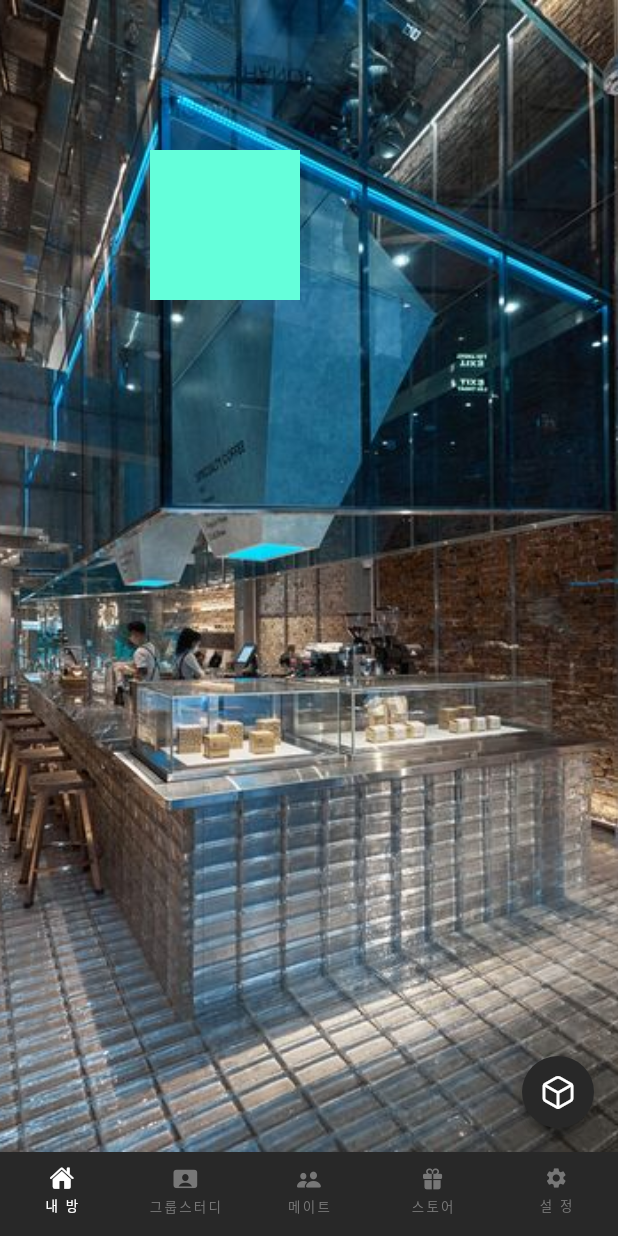
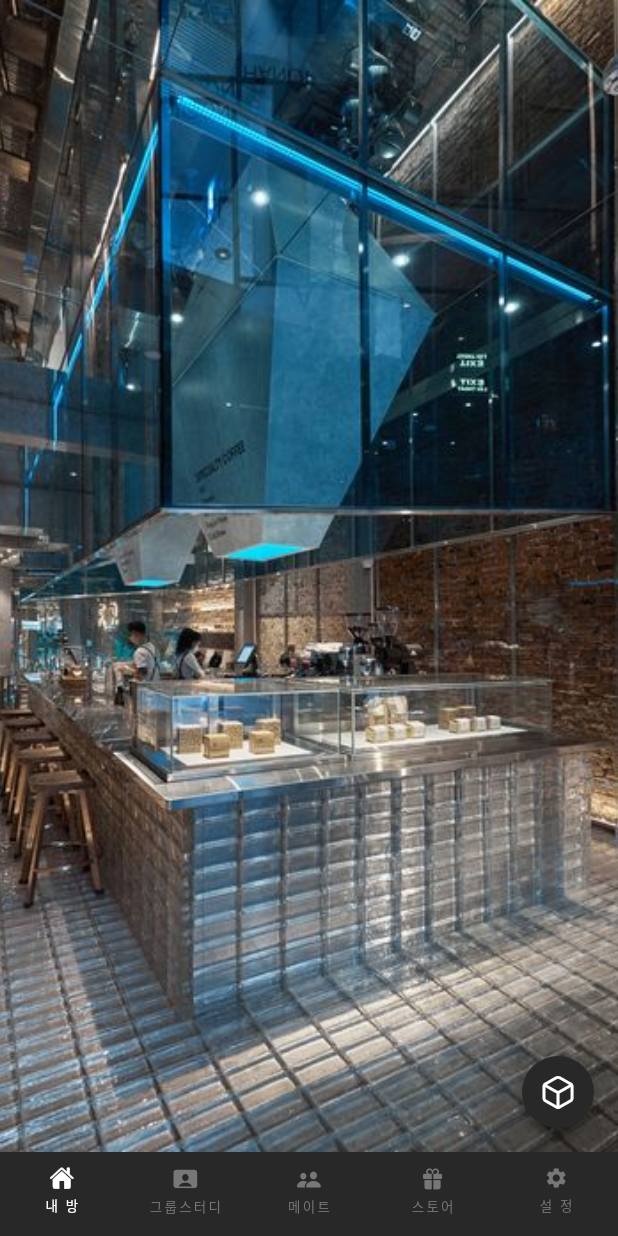
Before and after one commit to rainofmay/distance, a Flutter app: the screen it shows after launch, on a phone screen of 412 x 824 dp. Run offline on Flutter 3.47's test engine with Material 3 defaults, Android fonts, the phone set to English and light mode, and no system bars; our stand-ins replace cloud_firestore, firebase_core, just_audio, shared_preferences, table_calendar; accounts and stored records are empty; Roboto replaces fonts that are missing (GmarketSansTTFMedium).

Commit message:
Updated: myroom_background_setting.dart,background_stting_provider 적용 끝

```diff
--- a/lib/pages/myroom.dart
+++ b/lib/pages/myroom.dart
@@ -1,4 +1,5 @@
 import 'package:flutter/material.dart'; // flutter 패키지 가져오는 코드
+import 'package:mobile/util/background_setting_provider.dart';
 import 'package:mobile/widgets/action_buttons.dart';
 import 'package:mobile/widgets/expandable_fab.dart';
 import 'package:mobile/pages/myroom_music.dart';
@@ -19,7 +20,7 @@ class _MyRoomState extends State<MyRoom> {
   @override
   Widget build(BuildContext context) {
     final backgroundProvider = Provider.of<BackgroundProvider>(context);
-
+    final backgroundSettingProvider = Provider.of<BackgroundSettingProvider>(context);
     return Scaffold(
       body: Stack(
         children: [
@@ -31,7 +32,7 @@ class _MyRoomState extends State<MyRoom> {
               ),
             )),
           // Your FloatingTodo widget
-          FloatingTodo(),
+          Container(child: backgroundSettingProvider.simpleWindowEnable ? FloatingTodo() : null)
         ],
       ),
       floatingActionButton: ExpandableFab(
--- a/lib/util/background_setting_provider.dart
+++ b/lib/util/background_setting_provider.dart
@@ -1,25 +1,31 @@
 import 'package:flutter/material.dart';
 
-  class BackgroundSettingProvider extends ChangeNotifier {
-    //MatrerailColor에서 문제점 발생
+class BackgroundSettingProvider extends ChangeNotifier {
+  //MatrerailColor에서 문제점 발생
+  List<Color> colorList = [Colors.blue, Colors.red, Colors.yellowAccent, Colors.lime, Colors.purpleAccent];
   Color selectedColor = Colors.blue;
   bool isSimpleWindowEnabled = false;
   bool isAudioSpectrumEnabled = false;
 
-  get themeColors => selectedColor;
+  get themeColors => colorList;
+  get simpleWindowEnable => isSimpleWindowEnabled;
+  get audioSpectrumEnabled => isAudioSpectrumEnabled;
 
   void updateSelectedColor(Color color) {
     selectedColor = color;
+    print(color);
     notifyListeners();
   }
 
   void updateSimpleWindowEnabled(bool value) {
     isSimpleWindowEnabled = value;
+    print('Simple Window - ${value}');
     notifyListeners();
   }
 
   void updateAudioSpectrumEnabled(bool value) {
     isAudioSpectrumEnabled = value;
+    print('Audio Spectrum -${value}');
     notifyListeners();
   }
 }
```
Also changed, not shown: lib/pages/myroom_background.dart (+4 -8 lines), lib/widgets/myroom_background_setting.dart (+17 -16 lines).
